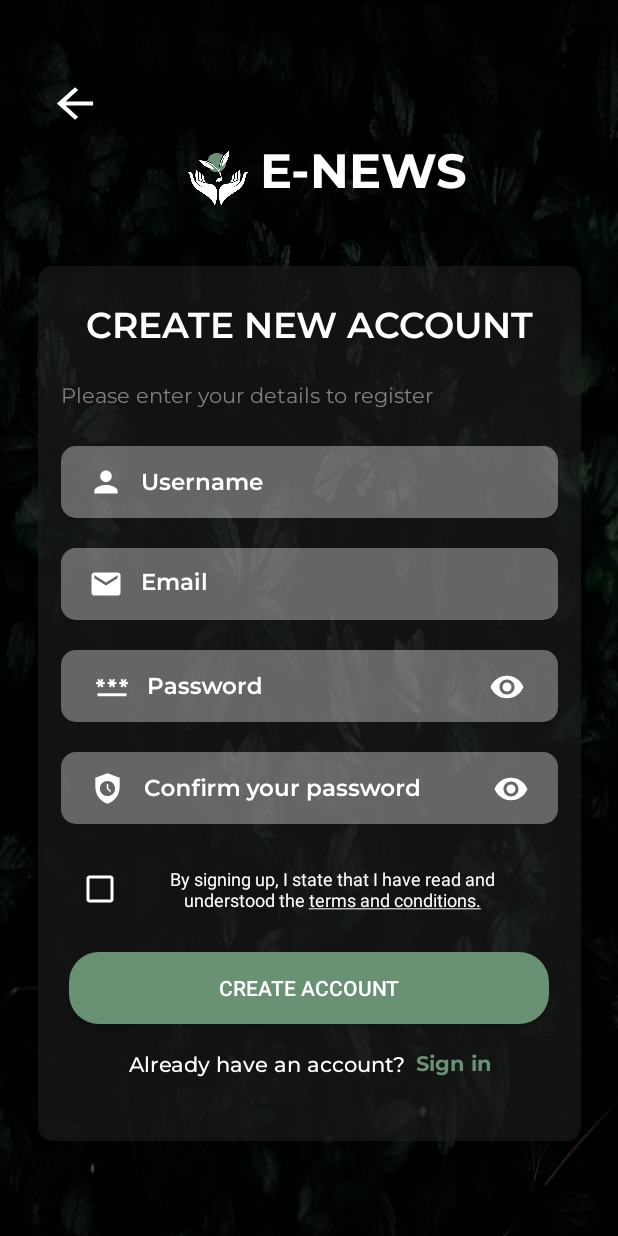
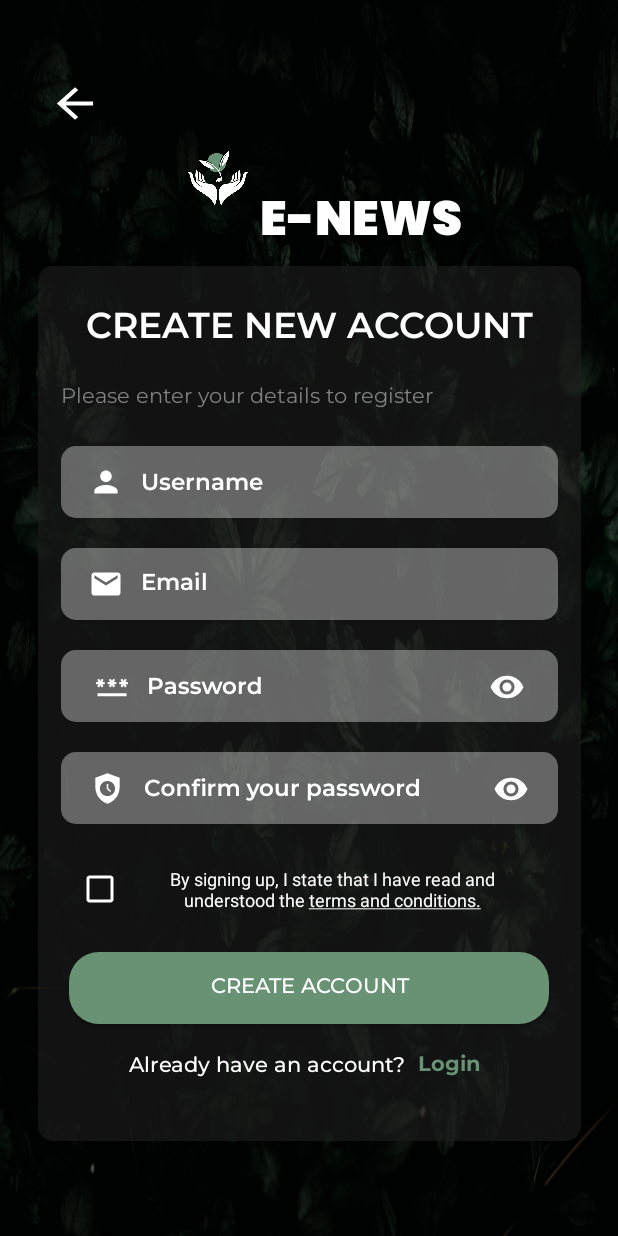
Before and after one commit to jacqbermundo16/E-NEWS-Application, an Android app: the SignupActivity screen opened directly, with no data from a screen before it, on a phone screen of 412 x 824 dp. Run offline under Robolectric (Android 15) with nearby library versions, the phone set to English and light mode, and no system bars; Roboto replaces fonts that are not available here.

```diff
--- a/app/src/main/java/codeblock/app/e_news/SigninActivity.kt
+++ b/app/src/main/java/codeblock/app/e_news/SigninActivity.kt
@@ -1,7 +1,9 @@
 package codeblock.app.e_news
 
+import android.content.Intent
 import androidx.appcompat.app.AppCompatActivity
 import android.os.Bundle
+import android.widget.Button
 
 class SigninActivity : AppCompatActivity() {
     override fun onCreate(savedInstanceState: Bundle?) {
--- a/app/src/main/java/codeblock/app/e_news/SignupActivity.kt
+++ b/app/src/main/java/codeblock/app/e_news/SignupActivity.kt
@@ -1,7 +1,9 @@
 package codeblock.app.e_news
 
+import android.content.Intent
 import androidx.appcompat.app.AppCompatActivity
 import android.os.Bundle
+import android.widget.Button
 
 class SignupActivity : AppCompatActivity() {
     override fun onCreate(savedInstanceState: Bundle?) {
--- a/app/src/main/res/layout/activity_landing.xml
+++ b/app/src/main/res/layout/activity_landing.xml
@@ -59,7 +59,7 @@
         app:layout_constraintVertical_bias="0.615" />
 
     <Button
-        android:id="@+id/btn_signup"
+        android:id="@+id/btn_login"
         android:layout_width="309dp"
         android:layout_height="43dp"
         android:background="@drawable/custom_btn"
@@ -75,7 +75,7 @@
         app:layout_constraintVertical_bias="0.752" />
 
     <Button
-        android:id="@+id/btn_login"
+        android:id="@+id/btn_signup"
         android:layout_width="309dp"
         android:layout_height="43dp"
         android:background="@drawable/custom_btn"
--- a/app/src/main/res/layout/activity_signin.xml
+++ b/app/src/main/res/layout/activity_signin.xml
@@ -40,7 +40,7 @@
         android:id="@+id/appName"
         android:layout_width="wrap_content"
         android:layout_height="wrap_content"
-        android:fontFamily="@font/montserrat_bold"
+        android:fontFamily="@font/poppins_black"
         android:text="@string/app_name"
         android:textColor="@color/white"
         android:textSize="32sp"
@@ -49,7 +49,7 @@
         app:layout_constraintHorizontal_bias="0.0"
         app:layout_constraintStart_toEndOf="@+id/appLogo"
         app:layout_constraintTop_toTopOf="parent"
-        app:layout_constraintVertical_bias="0.662" />
+        app:layout_constraintVertical_bias="1.0" />
 
     <TextView
         android:id="@+id/login_view"
@@ -168,6 +168,7 @@
         android:textSize="17sp"
         android:background="@drawable/custom_btn"
         android:text="@string/login"
+        android:fontFamily="@font/montserrat_medium"
         android:textColor="@color/white"
         app:layout_constraintBottom_toBottomOf="@+id/signupOverlay"
         app:layout_constraintEnd_toEndOf="@+id/enterPassword_login"
--- a/app/src/main/res/layout/activity_signup.xml
+++ b/app/src/main/res/layout/activity_signup.xml
@@ -39,7 +39,7 @@
         android:id="@+id/appName"
         android:layout_width="wrap_content"
         android:layout_height="wrap_content"
-        android:fontFamily="@font/montserrat_bold"
+        android:fontFamily="@font/poppins_black"
         android:text="@string/app_name"
         android:textColor="@color/white"
         android:textSize="32sp"
@@ -48,7 +48,7 @@
         app:layout_constraintHorizontal_bias="0.0"
         app:layout_constraintStart_toEndOf="@+id/appLogo"
         app:layout_constraintTop_toTopOf="parent"
-        app:layout_constraintVertical_bias="0.662" />
+        app:layout_constraintVertical_bias="1.0" />
 
     <TextView
         android:id="@+id/createAcc"
@@ -214,6 +214,7 @@
         android:background="@drawable/custom_btn"
         android:text="@string/createAcc"
         android:textColor="@color/white"
+        android:fontFamily="@font/montserrat_medium"
         app:layout_constraintBottom_toBottomOf="@+id/signupOverlay"
         app:layout_constraintEnd_toEndOf="@+id/confirmPassword"
         app:layout_constraintHorizontal_bias="0.454"
--- a/app/src/main/res/values/strings.xml
+++ b/app/src/main/res/values/strings.xml
@@ -10,12 +10,12 @@
     <string name="confirmPassword">Confirm your password</string>
     <string name="createAcc">CREATE ACCOUNT</string>
     <string name="haveAcc">Already have an account?</string>
-    <string name="haveAcc_true"><b>Sign in</b></string>
+    <string name="haveAcc_true"><b>Login</b></string>
     <string name="check_terms">By signing up, I state that I have read and understood the <u>terms and conditions.</u></string>
 
     <!--SIGN IN-->
-    <string name="login_view">LOG IN</string>
-    <string name="login">LOG IN</string>
+    <string name="login_view">LOGIN</string>
+    <string name="login">LOGIN</string>
     <string name="details2_view">Please enter your details to sign in</string>
     <string name="forgotPass"><b>Forgot password?</b></string>
     <string name="noAcc">Don\'t have an account?</string>
```
Also changed, not shown: app/src/main/java/codeblock/app/e_news/LandingActivity.kt (+14 -0 lines).
